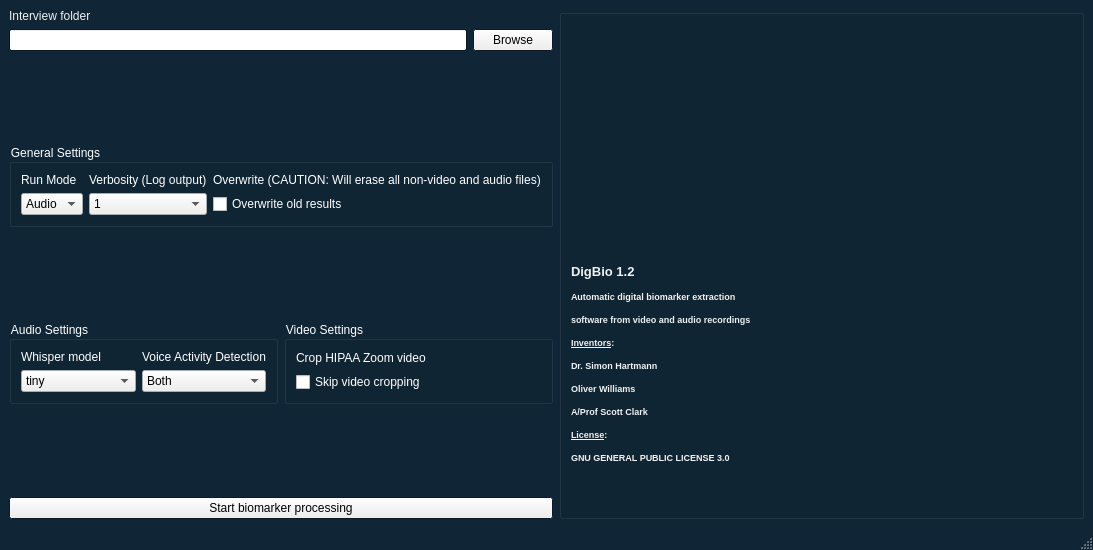
Before: the Qt Designer form DigBio.ui in sihartmann/DigitalBiomarkersPsychosis, drawn with Qt 5.
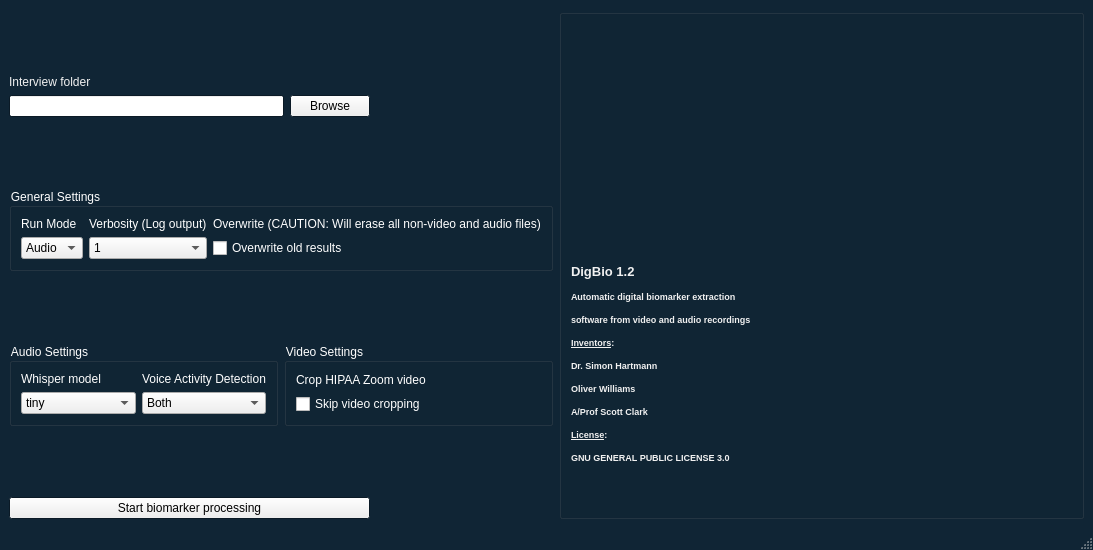
After: the same form once the commit is applied. Icons and pictures are not drawn.

What changed in the file:
```diff
--- a/DigBio.ui
+++ b/DigBio.ui
@@ -282,7 +282,54 @@
    <layout class="QGridLayout" name="gridLayout_7">
     <item row="0" column="0">
      <layout class="QGridLayout" name="gridLayout_6">
-      <item row="3" column="0" colspan="2">
+      <item row="0" column="1">
+       <widget class="QLabel" name="label_15">
+        <property name="sizePolicy">
+         <sizepolicy hsizetype="Expanding" vsizetype="Expanding">
+          <horstretch>0</horstretch>
+          <verstretch>0</verstretch>
+         </sizepolicy>
+        </property>
+        <property name="text">
+         <string/>
+        </property>
+       </widget>
+      </item>
+      <item row="1" column="0" colspan="2">
+       <widget class="QLabel" name="label">
+        <property name="text">
+         <string>Interview folder</string>
+        </property>
+       </widget>
+      </item>
+      <item row="2" column="0" colspan="2">
+       <layout class="QGridLayout" name="gridLayout">
+        <item row="1" column="0">
+         <widget class="QLineEdit" name="pathFolder"/>
+        </item>
+        <item row="1" column="1">
+         <widget class="QPushButton" name="pathButton">
+          <property name="text">
+           <string>Browse</string>
+          </property>
+         </widget>
+        </item>
+       </layout>
+      </item>
+      <item row="3" column="2">
+       <widget class="QLabel" name="label_14">
+        <property name="sizePolicy">
+         <sizepolicy hsizetype="Expanding" vsizetype="Expanding">
+          <horstretch>0</horstretch>
+          <verstretch>0</verstretch>
+         </sizepolicy>
+        </property>
+        <property name="text">
+         <string/>
+        </property>
+       </widget>
+      </item>
+      <item row="4" column="0" colspan="3">
        <widget class="QGroupBox" name="groupBox">
         <property name="palette">
          <palette>
@@ -528,7 +575,20 @@
         </layout>
        </widget>
       </item>
-      <item row="5" column="0" colspan="2">
+      <item row="5" column="2">
+       <widget class="QLabel" name="label_12">
+        <property name="sizePolicy">
+         <sizepolicy hsizetype="Expanding" vsizetype="Expanding">
+          <horstretch>0</horstretch>
+          <verstretch>0</verstretch>
+         </sizepolicy>
+        </property>
+        <property name="text">
+         <string/>
+        </property>
+       </widget>
+      </item>
+      <item row="6" column="0" colspan="3">
        <layout class="QHBoxLayout" name="horizontalLayout_2">
         <item>
          <widget class="QGroupBox" name="groupBox_2">
@@ -790,7 +850,20 @@
         </item>
        </layout>
       </item>
-      <item row="7" column="0" colspan="2">
+      <item row="7" column="0">
+       <widget class="QLabel" name="label_11">
+        <property name="sizePolicy">
+         <sizepolicy hsizetype="Expanding" vsizetype="Expanding">
+          <horstretch>0</horstretch>
+          <verstretch>0</verstretch>
+         </sizepolicy>
+        </property>
+        <property name="text">
+         <string/>
+        </property>
+       </widget>
+      </item>
+      <item row="8" column="0" colspan="2">
        <widget class="QPushButton" name="startButton">
         <property name="sizePolicy">
          <sizepolicy hsizetype="Preferred" vsizetype="Fixed">
@@ -803,66 +876,6 @@
         </property>
        </widget>
       </item>
-      <item row="6" column="0">
-       <widget class="QLabel" name="label_11">
-        <property name="sizePolicy">
-         <sizepolicy hsizetype="Expanding" vsizetype="Expanding">
-          <horstretch>0</horstretch>
-          <verstretch>0</verstretch>
-         </sizepolicy>
-        </property>
-        <property name="text">
-         <string/>
-        </property>
-       </widget>
-      </item>
-      <item row="4" column="1">
-       <widget class="QLabel" name="label_12">
-        <property name="sizePolicy">
-         <sizepolicy hsizetype="Expanding" vsizetype="Expanding">
-          <horstretch>0</horstretch>
-          <verstretch>0</verstretch>
-         </sizepolicy>
-        </property>
-        <property name="text">
-         <string/>
-        </property>
-       </widget>
-      </item>
-      <item row="0" column="0" colspan="2">
-       <widget class="QLabel" name="label">
-        <property name="text">
-         <string>Interview folder</string>
-        </property>
-       </widget>
-      </item>
-      <item row="1" column="0" colspan="2">
-       <layout class="QGridLayout" name="gridLayout">
-        <item row="1" column="0">
-         <widget class="QLineEdit" name="pathFolder"/>
-        </item>
-        <item row="1" column="1">
-         <widget class="QPushButton" name="pathButton">
-          <property name="text">
-           <string>Browse</string>
-          </property>
-         </widget>
-        </item>
-       </layout>
-      </item>
-      <item row="2" column="1">
-       <widget class="QLabel" name="label_14">
-        <property name="sizePolicy">
-         <sizepolicy hsizetype="Expanding" vsizetype="Expanding">
-          <horstretch>0</horstretch>
-          <verstretch>0</verstretch>
-         </sizepolicy>
-        </property>
-        <property name="text">
-         <string/>
-        </property>
-       </widget>
-      </item>
      </layout>
     </item>
     <item row="0" column="1">
```
